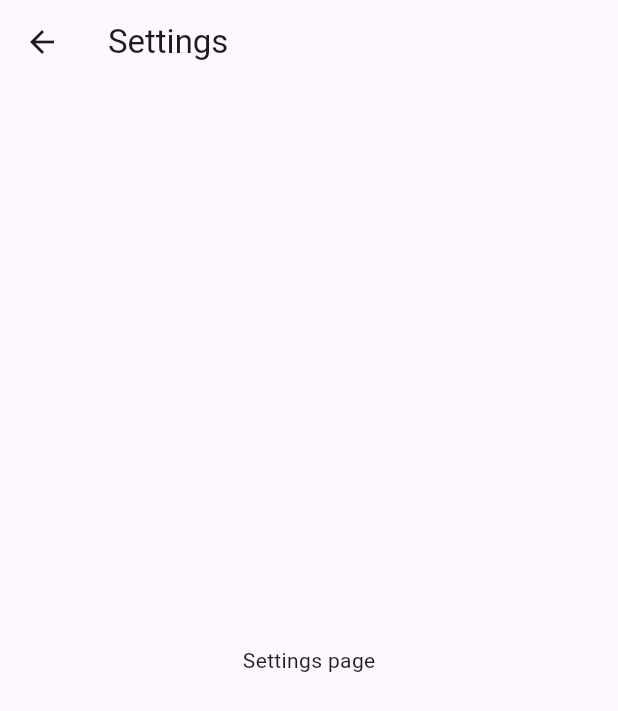
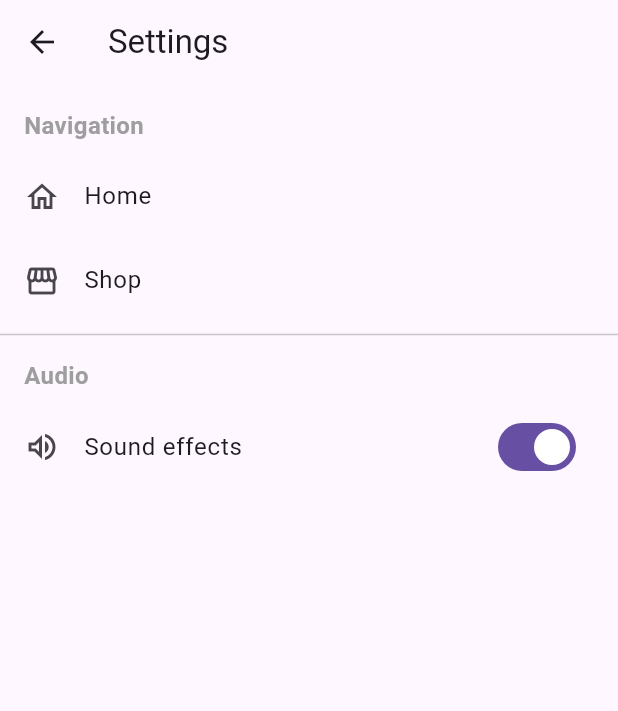
Before and after one commit to CSC-3380-Spring-2025/Team-15, a Flutter app: the SettingsPage screen opened directly, on a phone screen of 412 x 824 dp. Shown: the top 711 px of the screen. Run offline on Flutter 3.47's test engine with Material 3 defaults, Android fonts, the phone set to English and light mode, and no system bars; our stand-ins replace audioplayers, cloud_firestore, firebase_auth, firebase_core, shared_preferences, table_calendar; accounts and stored records are empty.

Commit message:
settings

```diff
--- a/fortis/lib/pages/pop_up_pages/settings.dart
+++ b/fortis/lib/pages/pop_up_pages/settings.dart
@@ -1,14 +1,74 @@
 import 'package:flutter/material.dart';
+import 'package:shared_preferences/shared_preferences.dart';
 
-class SettingsPage extends StatelessWidget {
+class SettingsPage extends StatefulWidget {
   const SettingsPage({super.key});
+
+  @override
+  State<SettingsPage> createState() => _SettingsPageState();
+}
+
+class _SettingsPageState extends State<SettingsPage> {
+  bool _soundOn = true;
+
+  @override
+  void initState() {
+    super.initState();
+    _loadSoundPref();
+  }
+
+  Future<void> _loadSoundPref() async {
+    final prefs = await SharedPreferences.getInstance();
+    setState(() => _soundOn = prefs.getBool('soundOn') ?? true);
+  }
+
+  Future<void> _toggleSound(bool value) async {
+    final prefs = await SharedPreferences.getInstance();
+    await prefs.setBool('soundOn', value);
+    setState(() => _soundOn = value);
+  }
 
   @override
   Widget build(BuildContext context) {
     return Scaffold(
       appBar: AppBar(title: const Text('Settings')),
-      body: const Center(
-        child: Text('Settings page'),
+      body: ListView(
+        padding: const EdgeInsets.symmetric(vertical: 8),
+        children: [
+          const Padding(
+            padding: EdgeInsets.symmetric(horizontal: 16, vertical: 8),
+            child: Text('Navigation',
+                style: TextStyle(
+                    fontSize: 16, fontWeight: FontWeight.w600, color: Colors.grey)),
+          ),
+          ListTile(
+            leading: const Icon(Icons.home_outlined),
+            title: const Text('Home'),
+            onTap: () {
+              // Navigator.push(context, MaterialPageRoute(builder: (_) => const HomePage()));
+            },
+          ),
+          ListTile(
+            leading: const Icon(Icons.storefront_outlined),
+            title: const Text('Shop'),
+            onTap: () {
+              // Navigator.push(context, MaterialPageRoute(builder: (_) => const ShopPage()));
+            },
+          ),
+          const Divider(),
+          const Padding(
+            padding: EdgeInsets.symmetric(horizontal: 16, vertical: 8),
+            child: Text('Audio',
+                style: TextStyle(
+                    fontSize: 16, fontWeight: FontWeight.w600, color: Colors.grey)),
+          ),
+          SwitchListTile(
+            secondary: const Icon(Icons.volume_up_outlined),
+            title: const Text('Sound effects'),
+            value: _soundOn,
+            onChanged: _toggleSound,
+          ),
+        ],
       ),
     );
   }
```
